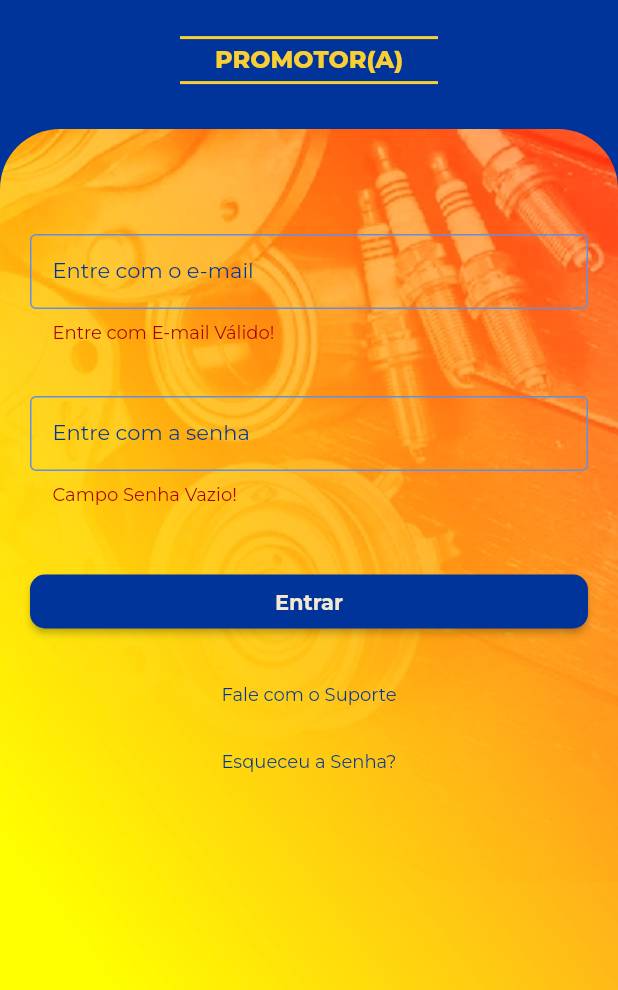
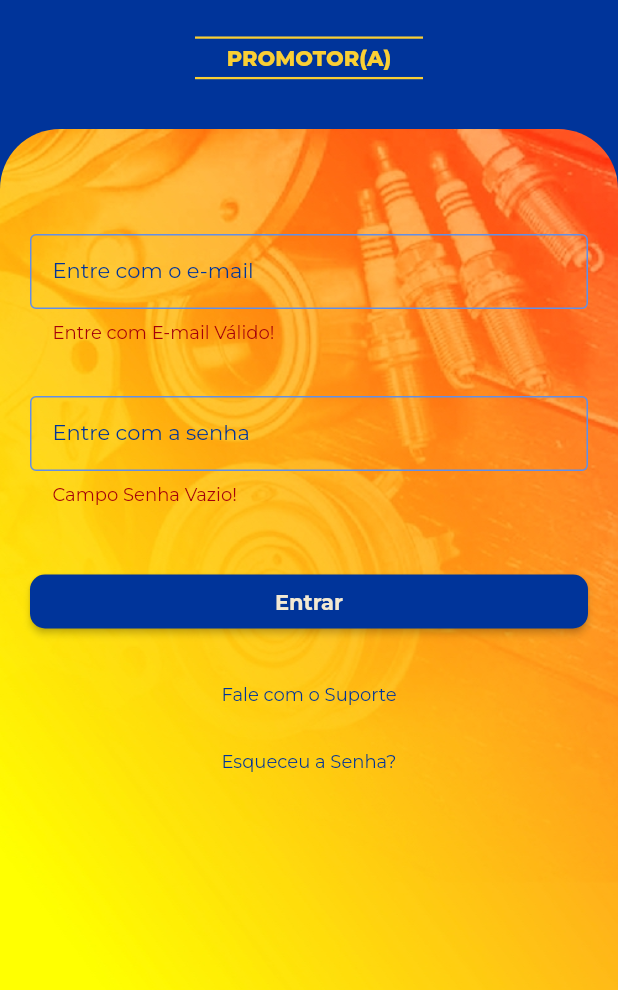
Before and after one commit to Alexandrealvo/autopecasbelem, a Flutter app: the screen it shows after launch, on a phone screen of 412 x 824 dp, the part 246-1236 px from its top. Run offline on Flutter 3.47's test engine with Material 2 defaults, Android fonts, the light colour scheme and no system bars; our stand-ins replace email_validator, flutter_icons, flutter_speed_dial, geolocator, get, get_storage and 9 more; missing offline and left inert: edge_alert, flutter_open_whatsapp, onesignal_flutter.

Commit message:
nova atual

```diff
--- a/lib/modules/Login/login_page.dart
+++ b/lib/modules/Login/login_page.dart
@@ -51,9 +51,9 @@ class LoginPage extends StatelessWidget {
                       ),
                         Divider(
                         height: 10,
-                        thickness: 2,
-                        indent: 120,
-                        endIndent: 120,
+                        thickness: 1.5,
+                        indent: 130,
+                        endIndent: 130,
                         color: Theme.of(context).buttonColor,
                       ),
                       Center(
@@ -61,7 +61,7 @@ class LoginPage extends StatelessWidget {
                           child: Text(
                             'PROMOTOR(A)',
                             style: GoogleFonts.montserrat(
-                              fontSize: 16,
+                              fontSize: 14,
                               fontWeight: FontWeight.w800,
                               color: Theme.of(context).buttonColor,
                             ),
@@ -70,9 +70,9 @@ class LoginPage extends StatelessWidget {
                       ),
                       Divider(
                         height: 10,
-                        thickness: 2,
-                        indent: 120,
-                        endIndent: 120,
+                        thickness: 1.5,
+                        indent: 130,
+                        endIndent: 130,
                         color: Theme.of(context).buttonColor,
                       ),
                     ])),
--- a/lib/modules/MapaAgenda/mapa_agenda_controller.dart
+++ b/lib/modules/MapaAgenda/mapa_agenda_controller.dart
@@ -31,7 +31,7 @@ class MapaAgendaController extends GetxController {
 
   var markers = <Marker>{}.obs;
 
-  getClientes() async {
+  getClientes() {
     markers.assign(
       Marker(
         markerId: MarkerId(name.value),
@@ -40,8 +40,8 @@ class MapaAgendaController extends GetxController {
           title: name.value,
           snippet: "$adress",
         ),
-        icon: await BitmapDescriptor.fromAssetImage(
-            ImageConfiguration(size: Size(48, 48)), 'images/cliente.png'),
+        icon: BitmapDescriptor.defaultMarkerWithHue(
+              BitmapDescriptor.hueYellow)
       ),
     );
     isLoading(false);
--- a/lib/modules/MapaAgenda/mapa_agenda_page.dart
+++ b/lib/modules/MapaAgenda/mapa_agenda_page.dart
@@ -94,7 +94,7 @@ Future<void> zoomToFit(GoogleMapController controller, LatLngBounds bounds,
 
     Future.delayed(Duration(seconds: 2)).then((_) async {
       final Uint8List markerIconCliente =
-          await getBytesFromAsset('images/iconUserMap.png', 90);
+          await getBytesFromAsset('images/iconUserMap.png', 100);
       if (this.mounted) {
         // check whether the state object is in tree
         setState(() {
@@ -205,7 +205,7 @@ Future<void> zoomToFit(GoogleMapController controller, LatLngBounds bounds,
 
 
             final Uint8List markerIconCliente =
-                await getBytesFromAsset('images/iconUserMap.png', 90);
+                await getBytesFromAsset('images/iconUserMap.png', 100);
 
             if (this.mounted) {
               mapaAgendaController.ourLat.value = position.latitude;
--- a/lib/modules/MapaListaClientes/mapa_list_clientes.dart
+++ b/lib/modules/MapaListaClientes/mapa_list_clientes.dart
@@ -309,7 +309,7 @@ class MapaListaClientesState extends State<MapaListaClientes> {
             )));
 
             final Uint8List markerIconCliente =
-                await getBytesFromAsset('images/iconUserMap.png', 90);
+                await getBytesFromAsset('images/iconUserMap.png', 120);
 
             if (this.mounted) {
               setState(() {
```
Also changed, not shown: lib/main.dart (+11 -0 lines), lib/modules/Mapa/mapa_cliente.dart (+8 -5 lines).
